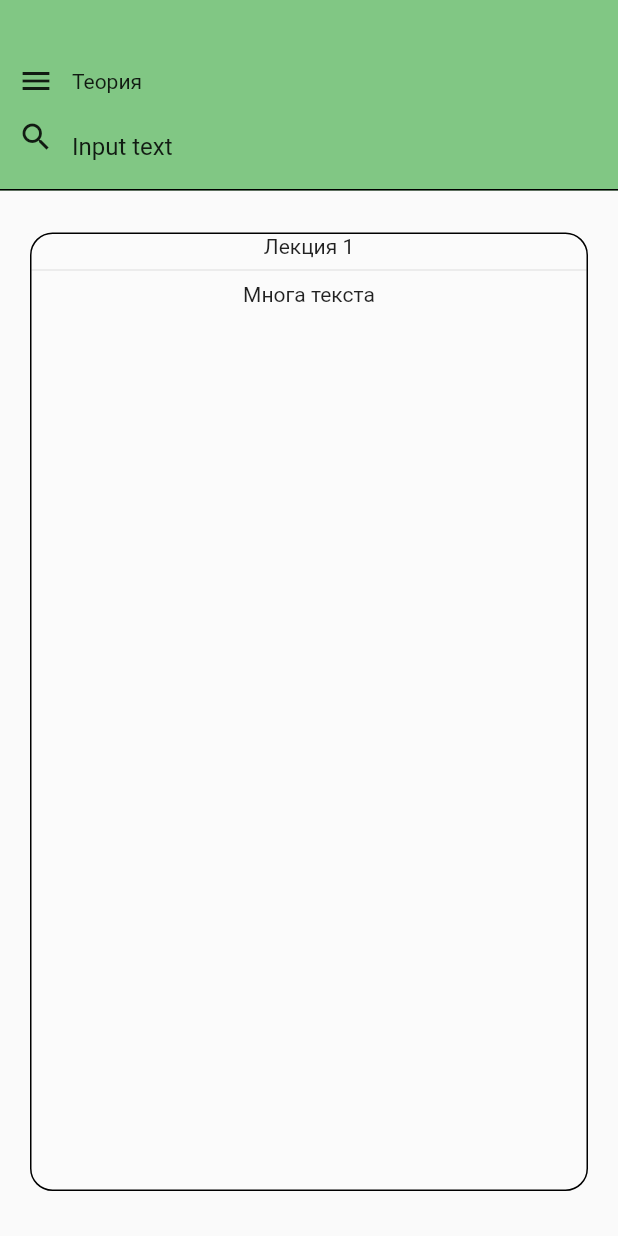
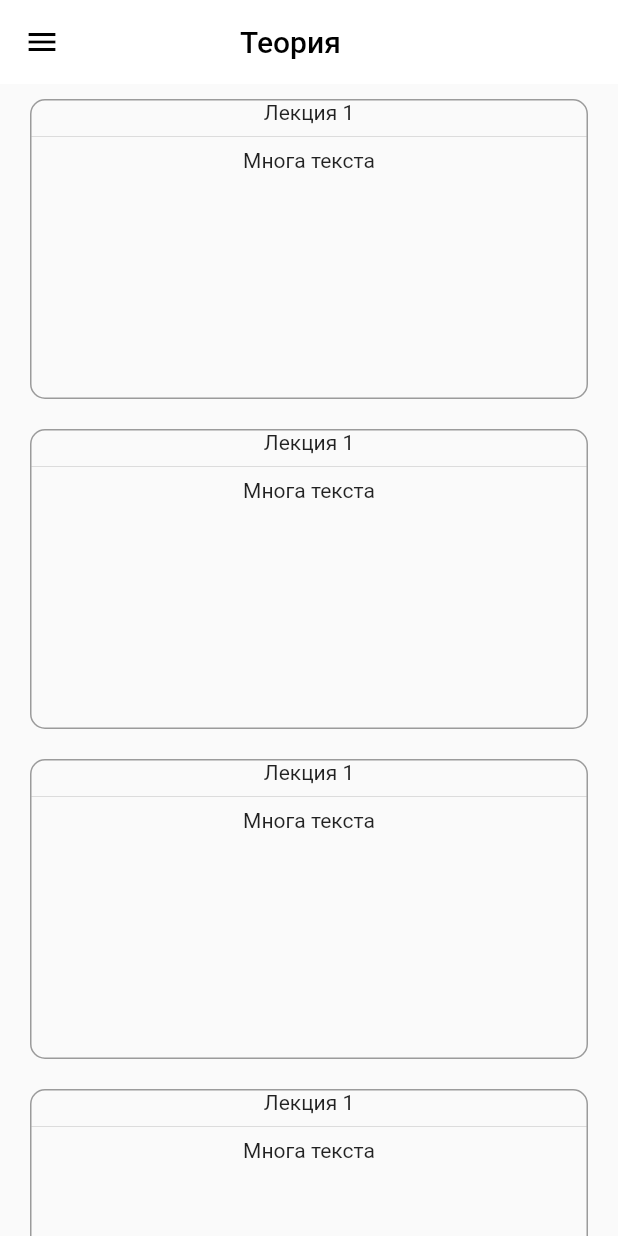
Before and after one commit to farti22/utwd-poci-book, a Flutter app: the screen it shows after launch, item 2 of the bottom bar chosen, on a phone screen of 412 x 824 dp. Run offline on Flutter 3.47's test engine with Material 2 defaults, Android fonts, the phone set to English and light mode, and no system bars.

Commit message:
redactor: recreate lecture menu

```diff
--- a/lib/presentation/lecture.dart
+++ b/lib/presentation/lecture.dart
@@ -9,93 +9,55 @@ class Lecture extends StatefulWidget {
   _LectureState createState() => _LectureState();
 }
 
-class _LectureState extends State<Lecture>{
+class _LectureState extends State<Lecture> {
   @override
   Widget build(BuildContext context) {
     return Scaffold(
-        body: Stack(
-          children: [
-            Container(
-              color: Colors.green[300],
-              padding: EdgeInsets.only(top: 30),
-                  child: Stack(
-                    children: [
-                          Row(
-                            children: [IconButton(
-                              onPressed: (){
-                                Navigator.push(context,
-                                  MaterialPageRoute(builder: (context) => const LectureList()));
-                              },
-                              icon: Icon(Icons.menu_sharp),
-                            ),
-                            Text("Теория")]),
-
-                          Container(
-                            padding: EdgeInsets.only(top: 25),
-                            child: TextFormField(
-                            initialValue: 'Input text',
-                            decoration: InputDecoration(
-                            prefix: IconButton(
-                              onPressed: (){},
-                              icon: Icon(Icons.search_sharp)
-                            ),
-                            enabledBorder: UnderlineInputBorder(
-                            borderSide: BorderSide(color: Colors.black),
-                          ),
+        body: CustomScrollView(slivers: <Widget>[
+      SliverAppBar(
+          elevation: 0.0,
+          centerTitle: true,
+          foregroundColor: Colors.black,
+          backgroundColor: Colors.white,
+          leading: IconButton(onPressed: () {}, icon: Icon(Icons.menu_sharp)),
+          title: FlexibleSpaceBar(
+            title: Container(
+              child: Text("Теория", style: TextStyle(color: Colors.black)),
+              margin: EdgeInsets.only(top: 15, left: 16),
             ),
           )),
-                  ])),
-                Center(
-                  child: Container(
-                    padding: EdgeInsets.all(20),
-                    margin: EdgeInsets.only(top: 125),
-                    child: Expanded(
-                      child: PageView(
-                      scrollDirection: Axis.vertical,
-                      children: <Widget>[
-                        LectureCard(),
-                        LectureCard(),
-                        LectureCard()
-                      ],
-                    )
-                  )),
-                  )
-                ]
-                )
-      );
+      SliverList(
+          delegate: SliverChildBuilderDelegate(
+        (BuildContext context, int index) {
+          return LectureCard();
+        },
+        childCount: 30,
+      ))
+    ]));
   }
 }
 
-class LectureCard extends StatefulWidget{
+class LectureCard extends StatefulWidget {
   const LectureCard({Key? key}) : super(key: key);
   @override
   _LectureCardState createState() => _LectureCardState();
 }
 
-class _LectureCardState extends State<LectureCard>{
+class _LectureCardState extends State<LectureCard> {
   @override
   Widget build(BuildContext context) {
     return Container(
-      margin: EdgeInsets.symmetric(vertical: 10),
+        width: 50,
+        height: 200,
+        margin: EdgeInsets.symmetric(vertical: 10, horizontal: 20),
         decoration: BoxDecoration(
-              borderRadius: BorderRadius.all(Radius.circular(15.0)),
-              color: Colors.white24,
-              border: Border.all(color: Colors.black)
-
-            ),
+            borderRadius: BorderRadius.all(Radius.circular(10.0)),
+            border: Border.all(color: Colors.black38)),
         child: InkWell(
-        splashColor: Colors.black,
             child: Container(
                 alignment: Alignment.center,
                 child: Column(
-            children: [
-              Text("Лекция 1"),
-              Divider(),
-              Text("Многа текста")
-            ],
-          )
-        )
-
-      ));
+                  children: [Text("Лекция 1"), Divider(), Text("Многа текста")],
+                ))));
   }
 }
```
Lines whose indentation alone changed are shown as unchanged.
